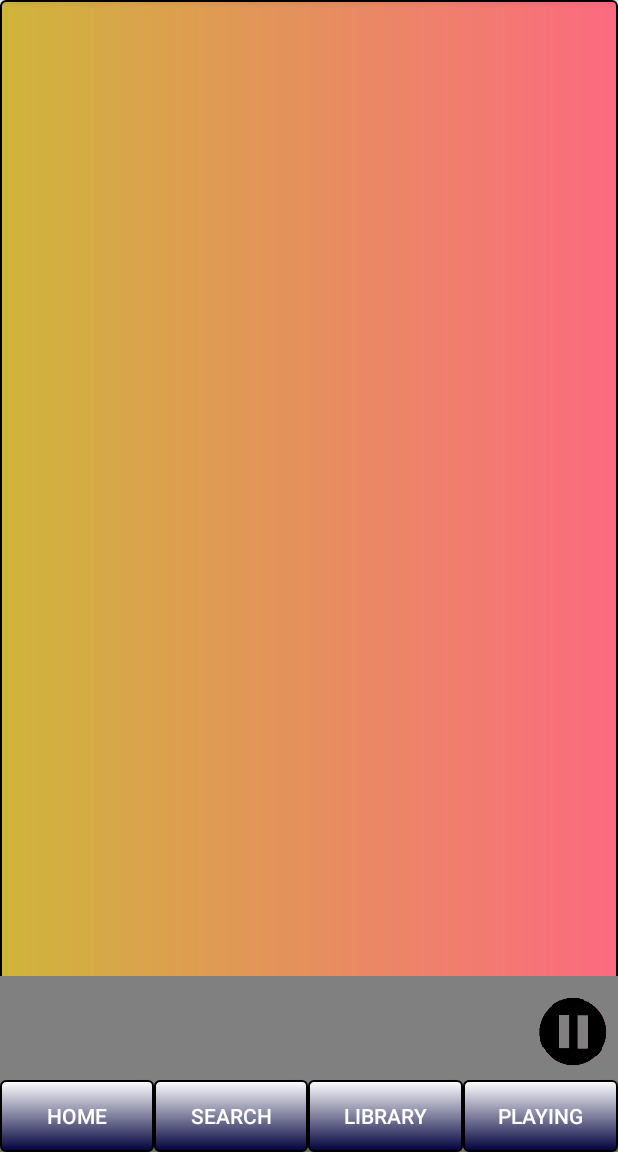
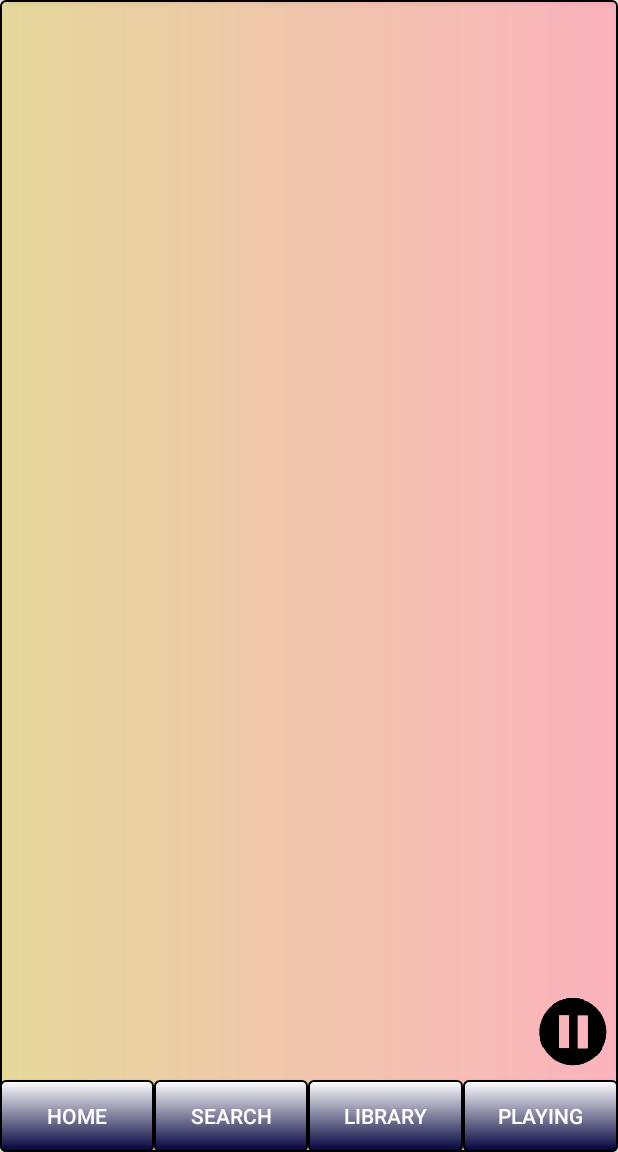
Before and after one commit to TomasCespedes/Android-MyMusicPlayer-Using-SpotifySDK, an Android app: the screen it shows after launch (MainActivity), on a phone screen of 412 x 824 dp, the part 84-1236 px from its top. Run offline under Robolectric (Android 15) with nearby library versions, the phone set to English and light mode, and no system bars; libraries missing offline, so code that uses them is left out: com.spotify.protocol, com.spotify.sdk, kaaes.spotify.webapi, retrofit.client; 5 statements that could not run were skipped.

Commit message:
Library bottom part working. Receivers all on the same action now.

```diff
--- a/app/src/main/java/edu/stlawu/finalproject/MainActivity.java
+++ b/app/src/main/java/edu/stlawu/finalproject/MainActivity.java
@@ -112,7 +112,7 @@ public class MainActivity extends AppCompatActivity {
 
     };
 
-
+    // OnCreate Method
     @Override
     protected void onCreate(Bundle savedInstanceState) {
         super.onCreate(savedInstanceState);
@@ -122,8 +122,7 @@ public class MainActivity extends AppCompatActivity {
         init();
 
         // Connect to the Remote Service
-        Intent intent = new Intent(this, RemoteService.class);
-        bindService(intent, serviceConnection, Context.BIND_AUTO_CREATE);
+        bindService(new Intent(this, RemoteService.class), serviceConnection, Context.BIND_AUTO_CREATE);
 
         // Register the receiver
         LocalBroadcastManager.getInstance(this).registerReceiver(mMessageReceiver,
@@ -138,9 +137,6 @@ public class MainActivity extends AppCompatActivity {
     @Override
     protected void onStart() {
         super.onStart();
-
-        // TODO Foreground service is apparently what we want here.
-        // TODO http://codetheory.in/understanding-android-started-bound-services/
 
         // Call the method to get the token
         getToken();
@@ -234,6 +230,7 @@ public class MainActivity extends AppCompatActivity {
      * @param resultCode
      * @param intent
      */
+
     @Override
     protected void onActivityResult(int requestCode, int resultCode, Intent intent) {
         super.onActivityResult(requestCode, resultCode, intent);
@@ -307,45 +304,6 @@ public class MainActivity extends AppCompatActivity {
     }
 
 
-    /**
-     *Subscribe to PlayerState and get current playing information
-     * Uses the Spotify Remote
-     */
-//    private void subscribetoPlayerState() {
-//
-//        // Subscribe to PlayerState
-//
-//        mSpotifyAppRemote.getPlayerApi()
-//                .subscribeToPlayerState()
-//                .setEventCallback(new Subscription.EventCallback<PlayerState>() {
-//
-//
-//                    // If a song is playing get the track name and artist name
-//                    public void onEvent(PlayerState playerState) {
-//                        track = playerState.track;
-//
-//                        if (track != null) {
-//                            /**
-//                             * Set data to views (track name by track artist)
-//                             */
-//                            currentsong.setText((track.name + " by " + track.artist.name));
-//                            /**
-//                             * Get Image for the track
-//                             */
-//                              //
-////                            mSpotifyAppRemote.getImagesApi().getImage(track.imageUri)
-////                                    .setResultCallback(new CallResult.ResultCallback<Bitmap>() {
-////                                        @Override
-////                                        public void onResult(Bitmap bitmap) {
-////                                            Drawable d = new BitmapDrawable(getResources(), bitmap);
-////                                            song_iv.setImageDrawable(d);
-////                                        }
-////                                    });
-//                        }
-//                    }
-//                });
-//   }
-
     // App is stopped
     @Override
     protected void onStop() {
@@ -388,7 +346,7 @@ public class MainActivity extends AppCompatActivity {
         searchbutton.setOnClickListener(new View.OnClickListener() {
             @Override
             public void onClick(View v) {
-                sendMessage("search-activity", "search");
+                sendMessage("main-activity", "track-info");
                 Intent myIntent = new Intent(MainActivity.this, SearchActivity.class);
                 MainActivity.this.startActivity(myIntent);
                 finish();
@@ -399,7 +357,7 @@ public class MainActivity extends AppCompatActivity {
         librarybutton.setOnClickListener(new View.OnClickListener() {
             @Override
             public void onClick(View v) {
-                sendMessage("library-activity", "library");
+                sendMessage("main-activity", "track-info");
                 Intent myIntent = new Intent(MainActivity.this, LibraryActivity.class);
                 MainActivity.this.startActivity(myIntent);
                 finish();
@@ -410,11 +368,10 @@ public class MainActivity extends AppCompatActivity {
         playingbutton.setOnClickListener(new View.OnClickListener() {
             @Override
             public void onClick(View v) {
-                sendMessage("playing-activity", "track-info");
+                sendMessage("main-activity", "track-info");
                 Intent myIntent = new Intent(MainActivity.this, PlayingActivity.class);
                 MainActivity.this.startActivity(myIntent);
                 finish();
-
             }
         });
     }
--- a/app/src/main/res/drawable/my_app_bg.xml
+++ b/app/src/main/res/drawable/my_app_bg.xml
@@ -1,8 +1,8 @@
 <?xml version="1.0" encoding="utf-8"?>
 <shape xmlns:android="http://schemas.android.com/apk/res/android"
     android:shape="rectangle">
-    <gradient android:startColor="#fc6a80"
-        android:endColor="#CFB53B"
+    <gradient android:startColor="#80fc6a80"
+        android:endColor="#80CFB53B"
         android:angle="180" />
     <corners android:radius="3dp" />
     <stroke android:width="2px" android:color="#000000" />
--- a/app/src/main/res/layout/activity_library.xml
+++ b/app/src/main/res/layout/activity_library.xml
@@ -10,7 +10,7 @@
         android:layout_width="match_parent"
         android:layout_height="match_parent"
         android:orientation="vertical"
-        android:background="#808080">
+        android:background="@drawable/my_app_bg">
 
     </LinearLayout>
 
@@ -26,11 +26,11 @@
         <TextView
             android:layout_width="match_parent"
             android:layout_height="wrap_content"
-            android:id="@+id/current_song1"
+            android:id="@+id/current_song2"
             android:text=""
             android:textSize="50sp"
             android:textColor="#FFFFFF"
-            android:background="#808080"
+            android:background="@android:color/transparent"
             android:paddingRight="65dp"
             android:paddingBottom="50dp"
 
--- a/app/src/main/res/layout/activity_main.xml
+++ b/app/src/main/res/layout/activity_main.xml
@@ -38,7 +38,7 @@
             android:text=""
             android:textSize="50sp"
             android:textColor="#FFFFFF"
-            android:background="#808080"
+            android:background="@android:color/transparent"
             android:paddingRight="65dp"
             android:paddingBottom="50dp"
 
--- a/app/src/main/res/layout/menubuttons.xml
+++ b/app/src/main/res/layout/menubuttons.xml
@@ -16,7 +16,7 @@
         android:scaleType="fitCenter"
         android:adjustViewBounds="true"
         android:paddingBottom="50dp"
-        android:background="#808080"
+        android:background="@android:color/transparent"
 
 
 
```
Also changed, not shown: app/src/main/java/edu/stlawu/finalproject/LibraryActivity.java (+116 -84 lines), app/src/main/java/edu/stlawu/finalproject/PlayingActivity.java (+6 -17 lines).
